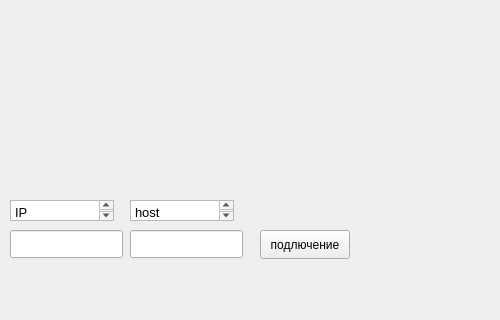
Before: the Qt Designer form mainwindow.ui in chnoq2/TextEditor, drawn with Qt 5; both pictures show x 0 to 500 and y 280 to 600 of the 800 by 600 pixel window.
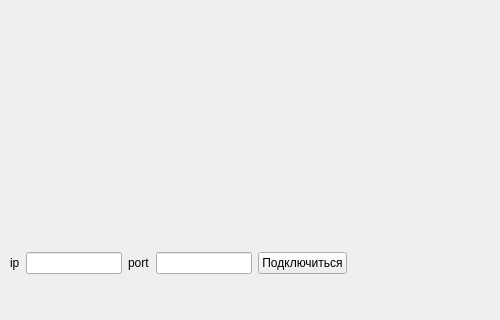
After: the same form once the commit is applied.

```diff
--- a/mainwindow.ui
+++ b/mainwindow.ui
@@ -14,79 +14,44 @@
    <string>MainWindow</string>
   </property>
   <widget class="QWidget" name="centralwidget">
-   <widget class="QLineEdit" name="IP_line">
+   <widget class="QWidget" name="layoutWidget">
     <property name="geometry">
      <rect>
       <x>10</x>
-      <y>510</y>
-      <width>113</width>
-      <height>28</height>
+      <y>530</y>
+      <width>337</width>
+      <height>26</height>
      </rect>
     </property>
-   </widget>
-   <widget class="QPushButton" name="pushButton">
-    <property name="geometry">
-     <rect>
-      <x>260</x>
-      <y>510</y>
-      <width>90</width>
-      <height>29</height>
-     </rect>
-    </property>
-    <property name="text">
-     <string>подлючение</string>
-    </property>
-   </widget>
-   <widget class="QLineEdit" name="host_line">
-    <property name="geometry">
-     <rect>
-      <x>130</x>
-      <y>510</y>
-      <width>113</width>
-      <height>28</height>
-     </rect>
-    </property>
-   </widget>
-   <widget class="QTextEdit" name="textEdit">
-    <property name="geometry">
-     <rect>
-      <x>10</x>
-      <y>480</y>
-      <width>104</width>
-      <height>21</height>
-     </rect>
-    </property>
-    <property name="html">
-     <string>&lt;!DOCTYPE HTML PUBLIC &quot;-//W3C//DTD HTML 4.0//EN&quot; &quot;http://www.w3.org/TR/REC-html40/strict.dtd&quot;&gt;
-&lt;html&gt;&lt;head&gt;&lt;meta name=&quot;qrichtext&quot; content=&quot;1&quot; /&gt;&lt;meta charset=&quot;utf-8&quot; /&gt;&lt;style type=&quot;text/css&quot;&gt;
-p, li { white-space: pre-wrap; }
-hr { height: 1px; border-width: 0; }
-li.unchecked::marker { content: &quot;\2610&quot;; }
-li.checked::marker { content: &quot;\2612&quot;; }
-&lt;/style&gt;&lt;/head&gt;&lt;body style=&quot; font-family:'Segoe UI'; font-size:9pt; font-weight:400; font-style:normal;&quot;&gt;
-&lt;p style=&quot; margin-top:0px; margin-bottom:0px; margin-left:0px; margin-right:0px; -qt-block-indent:0; text-indent:0px;&quot;&gt;&lt;span style=&quot; font-size:10pt;&quot;&gt;IP&lt;/span&gt;&lt;/p&gt;&lt;/body&gt;&lt;/html&gt;</string>
-    </property>
-   </widget>
-   <widget class="QTextEdit" name="textEdit_2">
-    <property name="geometry">
-     <rect>
-      <x>130</x>
-      <y>480</y>
-      <width>104</width>
-      <height>21</height>
-     </rect>
-    </property>
-    <property name="html">
-     <string>&lt;!DOCTYPE HTML PUBLIC &quot;-//W3C//DTD HTML 4.0//EN&quot; &quot;http://www.w3.org/TR/REC-html40/strict.dtd&quot;&gt;
-&lt;html&gt;&lt;head&gt;&lt;meta name=&quot;qrichtext&quot; content=&quot;1&quot; /&gt;&lt;meta charset=&quot;utf-8&quot; /&gt;&lt;style type=&quot;text/css&quot;&gt;
-p, li { white-space: pre-wrap; }
-hr { height: 1px; border-width: 0; }
-li.unchecked::marker { content: &quot;\2610&quot;; }
-li.checked::marker { content: &quot;\2612&quot;; }
-&lt;/style&gt;&lt;/head&gt;&lt;body style=&quot; font-family:'Segoe UI'; font-size:9pt; font-weight:400; font-style:normal;&quot;&gt;
-&lt;p style=&quot; margin-top:0px; margin-bottom:0px; margin-left:0px; margin-right:0px; -qt-block-indent:0; text-indent:0px;&quot;&gt;&lt;span style=&quot; font-size:10pt;&quot;&gt;host&lt;/span&gt;&lt;/p&gt;
-&lt;p style=&quot;-qt-paragraph-type:empty; margin-top:0px; margin-bottom:0px; margin-left:0px; margin-right:0px; -qt-block-indent:0; text-indent:0px; font-size:10pt;&quot;&gt;&lt;br /&gt;&lt;/p&gt;&lt;/body&gt;&lt;/html&gt;</string>
-    </property>
+    <layout class="QHBoxLayout" name="horizontalLayout">
+     <item>
+      <widget class="QLabel" name="label">
+       <property name="text">
+        <string>ip</string>
+       </property>
+      </widget>
+     </item>
+     <item>
+      <widget class="QLineEdit" name="IP_line"/>
+     </item>
+     <item>
+      <widget class="QLabel" name="label_2">
+       <property name="text">
+        <string>port</string>
+       </property>
+      </widget>
+     </item>
+     <item>
+      <widget class="QLineEdit" name="host_line"/>
+     </item>
+     <item>
+      <widget class="QPushButton" name="pushButton">
+       <property name="text">
+        <string>Подключиться</string>
+       </property>
+      </widget>
+     </item>
+    </layout>
    </widget>
   </widget>
   <widget class="QMenuBar" name="menubar">
```
Left out of the diff: 2 changed lines with no effect on the pictures.
